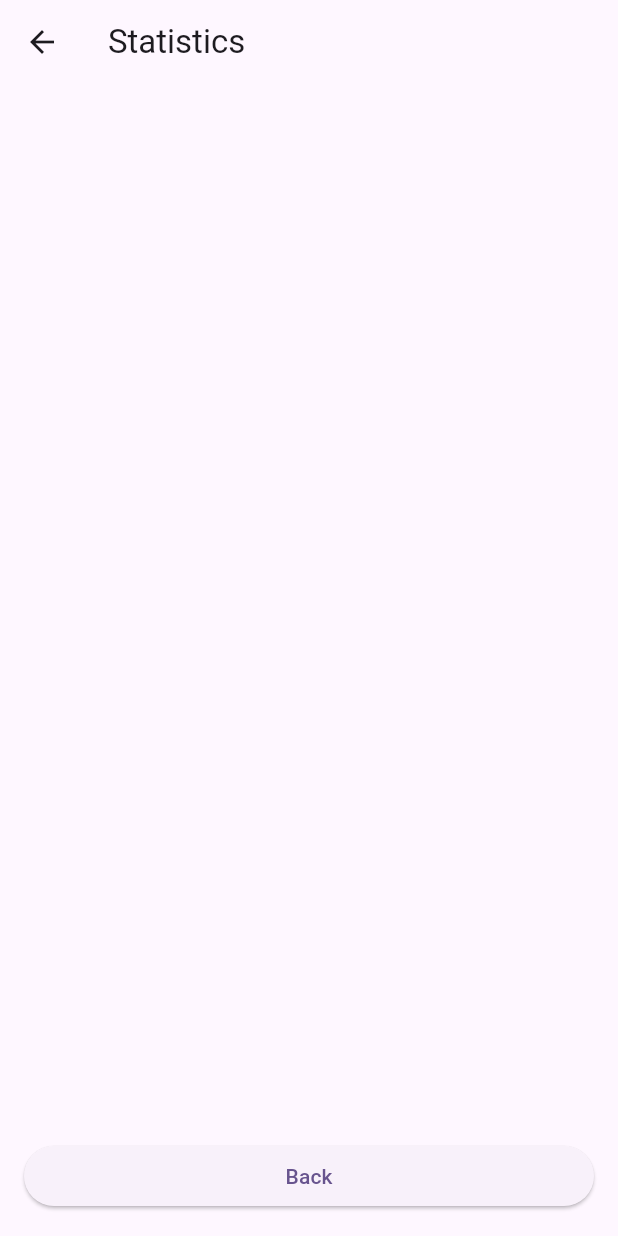
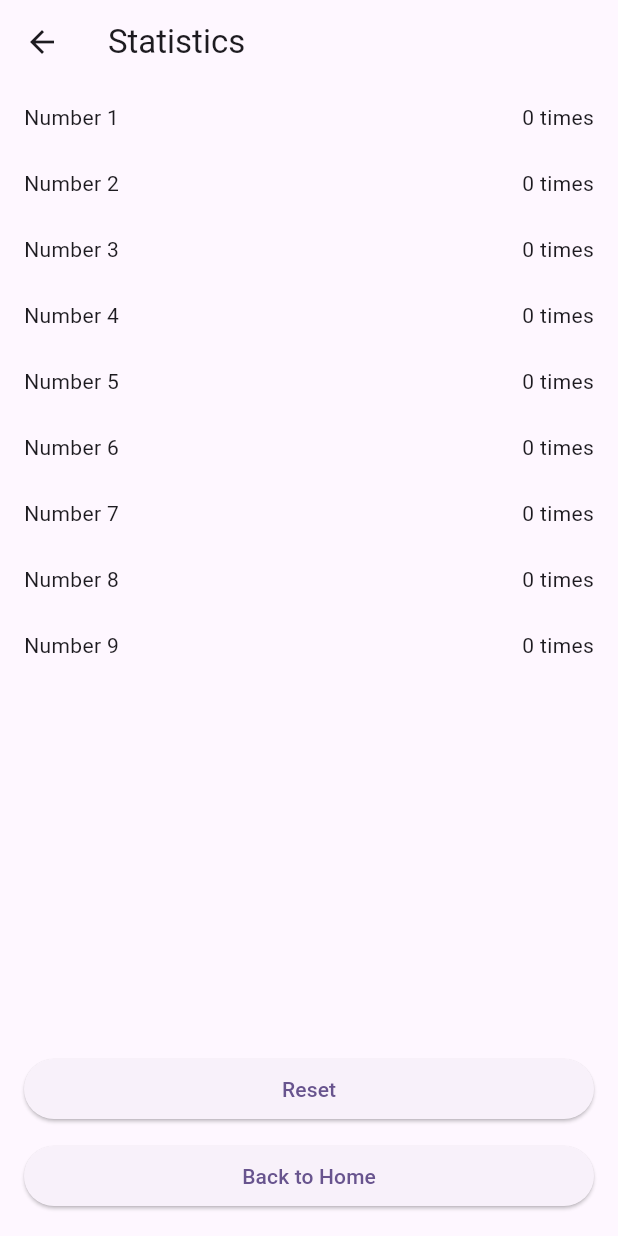
Before and after one commit to Elodie-M/assigment1-flutter, a Flutter app: the MySecondPage screen opened directly, on a phone screen of 412 x 824 dp. Run offline on Flutter 3.47's test engine with Material 3 defaults, Android fonts, the phone set to English and light mode, and no system bars.

Commit message:
Statistics page UI complete without colour

```diff
--- a/lib/main.dart
+++ b/lib/main.dart
@@ -82,11 +82,11 @@ class _MyHomePageState extends State<MyHomePage> {
                         context,
                         MaterialPageRoute(
                           builder: (context) =>
-                              const MySecondPage(title: "Second Page"),
+                              const MySecondPage(title: "Statistics"),
                         ),
                       );
                     },
-                    child: const Text("Go to Second Page"),
+                    child: const Text("View Statistics"),
                   ),
                 ),
             ],
@@ -112,6 +112,7 @@ class _MySecondPageState extends State<MySecondPage> {
   Widget build(BuildContext context) {
     return Scaffold(
       appBar: AppBar(
+        centerTitle: false,
         leading: IconButton(
           icon: const Icon(Icons.arrow_back),
           onPressed: () => Navigator.pop(context),
@@ -120,22 +121,50 @@ class _MySecondPageState extends State<MySecondPage> {
       ),
       body: Column(
         children: [
-          const Expanded(child: SizedBox()),
+          Expanded(
+            child: ListView.builder(
+              itemCount: 9,
+              itemBuilder: (context, index) {
+                final number = index + 1;
+
+                return Padding(
+                  padding: const EdgeInsets.symmetric(horizontal: 16, vertical: 12),
+                  child: Row(
+                    mainAxisAlignment: MainAxisAlignment.spaceBetween,
+                    children: [
+                      Text("Number $number"),
+                      const Text("0 times"),
+                    ],
+                  ),
+                );
+              },
+            ),
+          ),
 
           Padding(
             padding: const EdgeInsets.all(16),
-            child: SizedBox(
-              width: double.infinity,
-              child: ElevatedButton(
-                onPressed: () => Navigator.pop(context),
-                child: const Text("Back"),
-              ),
-            ),
+            child: Column(
+              children: [
+                SizedBox(
+                  width: double.infinity,
+                  child: ElevatedButton(
+                    onPressed: () {},
+                    child: const Text("Reset"),
+                  ),
+                ),
+              const SizedBox(height: 10),
+                SizedBox(
+                  width: double.infinity,
+                  child: ElevatedButton(
+                    onPressed: () => Navigator.pop(context),
+                    child: const Text("Back to Home"),
+                    ),
+                ),
+              ],
+            )
           ),
         ],
       ),
     );
   }
-
-
   }
```
